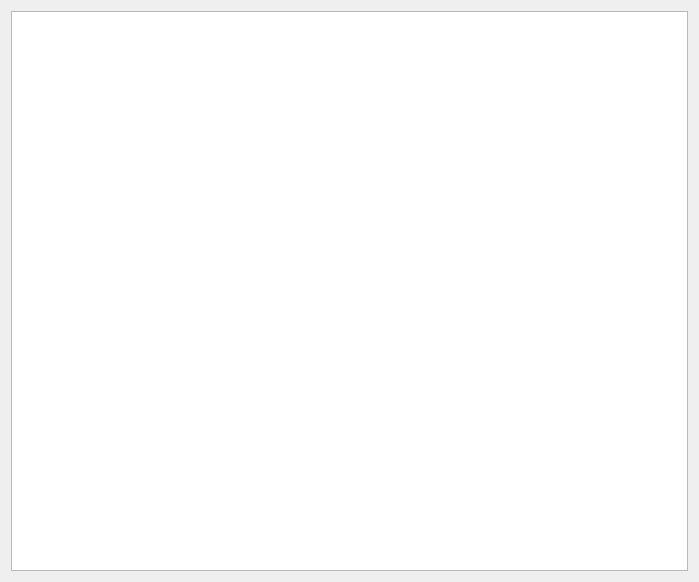
Above: widget.ui from anas16D/Flappy-Bird before the change. Below: the same form after it.
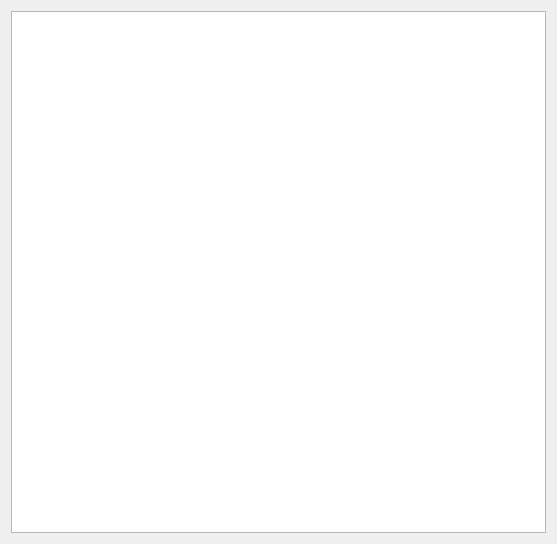
That is the form after the change.

```diff
--- a/widget.ui
+++ b/widget.ui
@@ -6,13 +6,16 @@
    <rect>
     <x>0</x>
     <y>0</y>
-    <width>699</width>
-    <height>582</height>
+    <width>557</width>
+    <height>544</height>
    </rect>
   </property>
   <property name="windowTitle">
    <string>Widget</string>
   </property>
+  <property name="styleSheet">
+   <string notr="true"/>
+  </property>
   <layout class="QVBoxLayout" name="verticalLayout">
    <item>
     <widget class="QGraphicsView" name="graphicsView">
```
